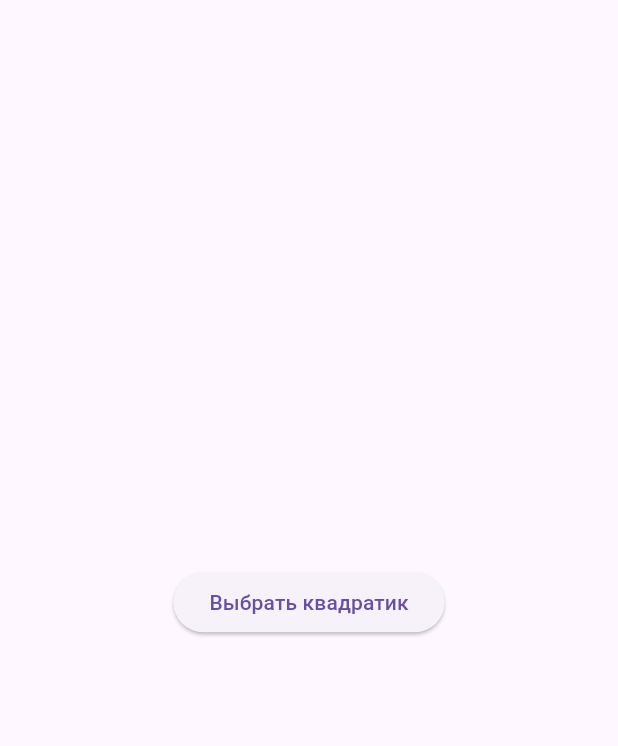
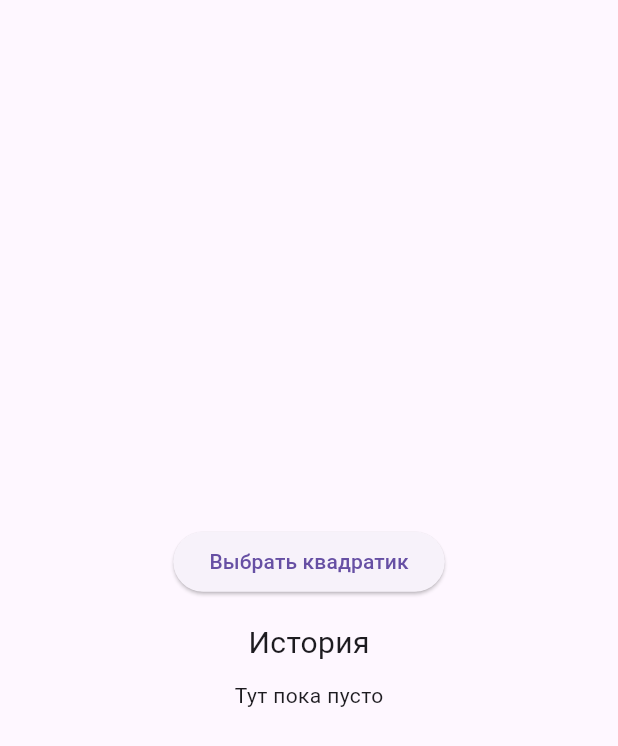
Before and after one commit to MaksimLevchenko/nit_testovoe, a Flutter app: the screen it shows after launch, on a phone screen of 412 x 824 dp. Shown: the top 746 px of the screen. Run offline on Flutter 3.47's test engine with Material 3 defaults, Android fonts, the light colour scheme and no system bars.

Commit message:
Add HistoryTextWidget and update NumbersTextWidget. Numbers shown correctly

```diff
--- a/lib/main_screen/home_screen_widget.dart
+++ b/lib/main_screen/home_screen_widget.dart
@@ -26,7 +26,10 @@ class _HomeScreenWidgetState extends State<HomeScreenWidget> {
             crossAxisAlignment: CrossAxisAlignment.center,
             children: [
               const HomeScreenButtonWidget(),
-              if (numbers.isEmpty) NumbersTextWidget(numbers: numbers),
+              const SizedBox(height: 16),
+              const HistoryTextWidget(title: 'История'),
+              const SizedBox(height: 10),
+              NumbersTextWidget(numbers: numbers),
             ],
           ),
         ),
@@ -34,3 +37,20 @@ class _HomeScreenWidgetState extends State<HomeScreenWidget> {
     );
   }
 }
+
+class HistoryTextWidget extends StatelessWidget {
+  const HistoryTextWidget({
+    super.key,
+    required this.title,
+  });
+
+  final String title;
+
+  @override
+  Widget build(BuildContext context) {
+    return const Text(
+      'История',
+      style: TextStyle(fontSize: 20),
+    );
+  }
+}
--- a/lib/main_screen/widgets/numbers_text_widget.dart
+++ b/lib/main_screen/widgets/numbers_text_widget.dart
@@ -9,7 +9,16 @@ class NumbersTextWidget extends StatelessWidget {
   final List<int> numbers;
 
   String _numbersToString(List<int> numbers) {
-    return '';
+    if (numbers.isEmpty) return 'Тут пока пусто';
+    if (numbers.length == 1) return numbers.first.toString();
+    String result = '';
+    for (int index = 0; index < numbers.length; index++) {
+      result += numbers[index].toString();
+      if (index != numbers.length - 1) {
+        result += ', ';
+      }
+    }
+    return result;
   }
 
   @override
```
